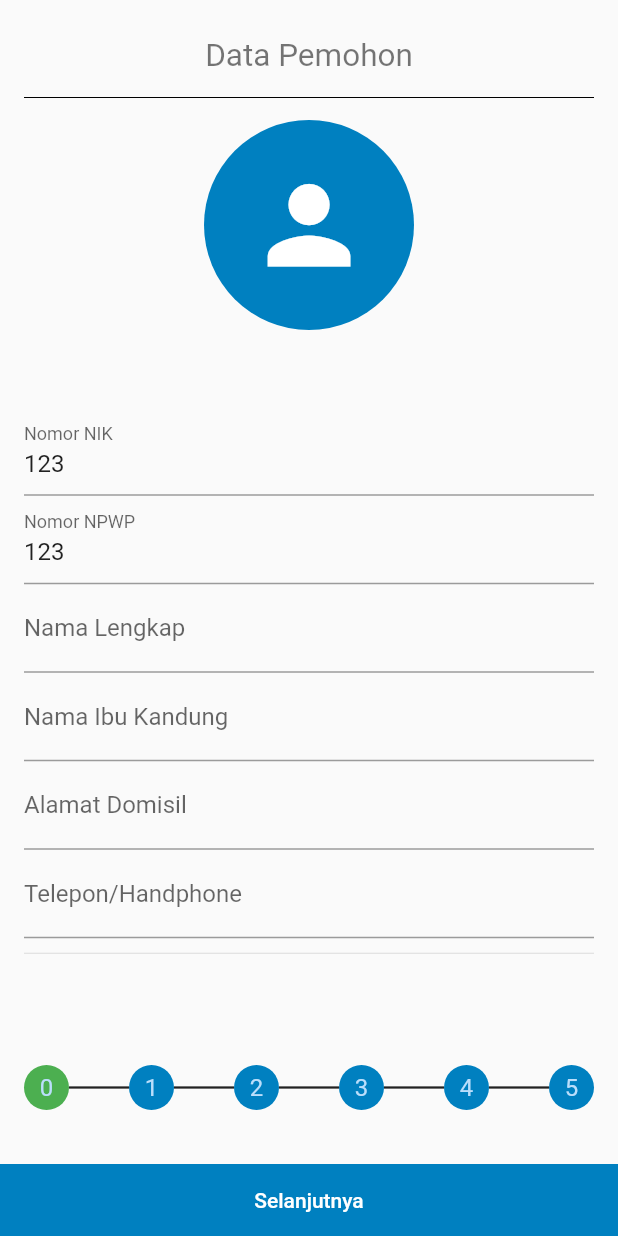
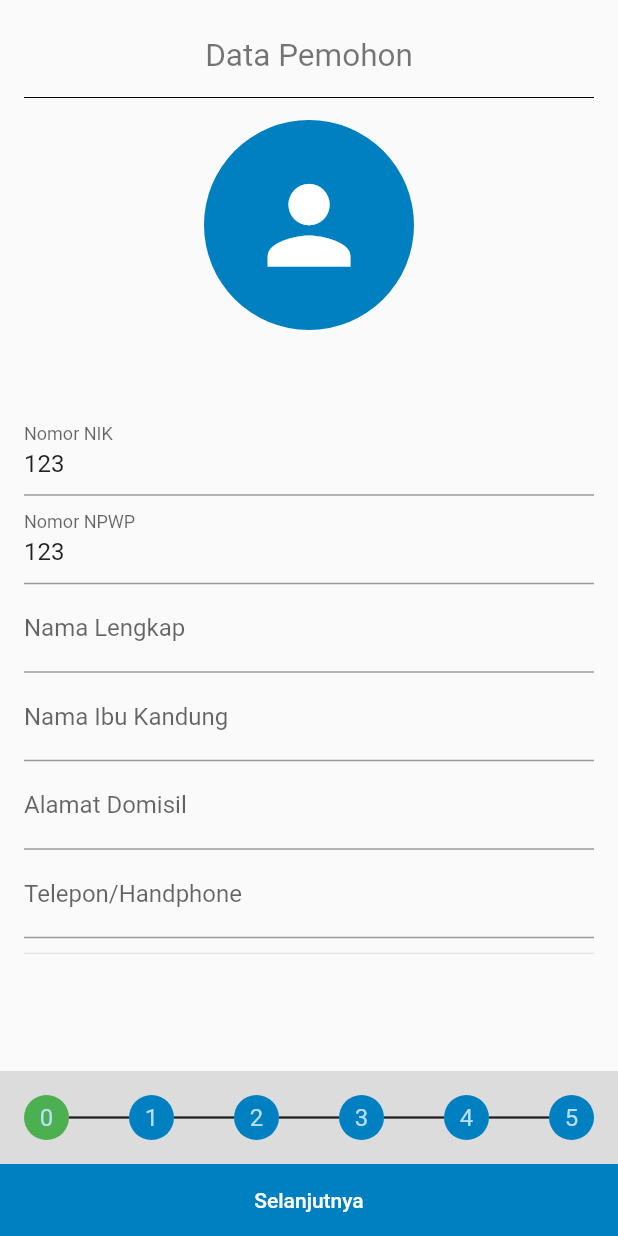
Before and after one commit to Zersya/prototypeBJB, a Flutter app: the PengajuanPage screen opened directly, on a phone screen of 412 x 824 dp. Run offline on Flutter 3.47's test engine with Material 2 defaults, Android fonts, the phone set to English and light mode, and no system bars; our stand-ins replace carousel_slider, flutter_masked_text, image_picker, material_design_icons_flutter, sqflite; accounts and stored records are empty.

Commit message:
add style

```diff
--- a/lib/pages/pengajuan_page.dart
+++ b/lib/pages/pengajuan_page.dart
@@ -52,7 +52,8 @@ class _PengajuanPageState extends State<PengajuanPage> {
       bottomNavigationBar: Column(
         mainAxisSize: MainAxisSize.min,
         children: <Widget>[
-          Padding(
+          Container(
+            color: Colors.black12,
             padding: const EdgeInsets.all(16.0),
             child: Row(
               mainAxisAlignment: MainAxisAlignment.spaceEvenly,
@@ -71,7 +72,6 @@ class _PengajuanPageState extends State<PengajuanPage> {
               ],
             ),
           ),
-          SizedBox(height: 20,),
           Container(
               width: double.infinity,
               color: Color(COLOR_MAIN),
```
